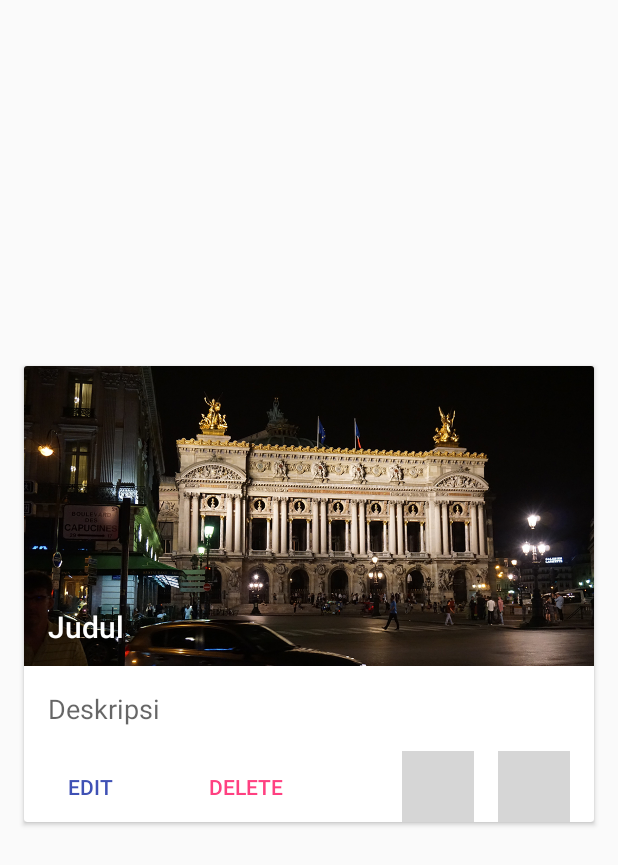
After one commit to Soniacyn/RecyclerView3, an Android app: the layout item_list.xml on its own in the app's theme, with its tools: preview values and no code run, on a phone screen of 412 x 824 dp. The commit adds this screen. Shown: the top 865 px of the screen. Run offline under Robolectric (Android 15) with nearby library versions, the phone set to English and light mode, and no system bars; grey boxes are pictures that could not be loaded.

Commit message:
RecyclerView List Card.

```diff
--- a/app/build.gradle
+++ b/app/build.gradle
@@ -24,4 +24,7 @@ dependencies {
     testCompile 'junit:junit:4.12'
     compile 'com.android.support:appcompat-v7:23.4.0'
     compile 'com.android.support:design:23.4.0'
+    compile 'com.android.support:recyclerview-v7:23.4.0'
+    compile 'com.android.support:cardview-v7:23.4.0'
+
 }
--- /dev/null
+++ b/app/src/main/res/layout/item_list.xml
@@ -0,0 +1,90 @@
+<?xml version="1.0" encoding="utf-8"?>
+<android.support.v7.widget.CardView xmlns:android="http://schemas.android.com/apk/res/android"
+    xmlns:app="http://schemas.android.com/apk/res-auto"
+    xmlns:tools="http://schemas.android.com/tools"
+    android:id="@+id/cardView"
+    android:layout_width="match_parent"
+    android:layout_height="304dp"
+    android:layout_gravity="center"
+    android:layout_marginBottom="@dimen/activity_vertical_margin"
+    android:layout_marginLeft="@dimen/activity_horizontal_margin"
+    android:layout_marginRight="@dimen/activity_horizontal_margin"
+    android:foreground="?attr/selectableItemBackground">
+
+    <RelativeLayout
+        android:layout_width="match_parent"
+        android:layout_height="wrap_content">
+
+        <ImageView
+            android:id="@+id/imageView"
+            android:layout_width="match_parent"
+            android:layout_height="200dp"
+            android:scaleType="centerCrop"
+            tools:src="@drawable/a" />
+
+        <TextView
+            android:id="@+id/textViewJudul"
+            android:layout_width="match_parent"
+            android:layout_height="40dp"
+            android:layout_alignBottom="@+id/imageView"
+            android:layout_marginLeft="16dp"
+            android:textAppearance="@style/TextAppearance.AppCompat.Title"
+            android:textColor="@android:color/white"
+            tools:text="Judul" />
+
+        <TextView
+            android:id="@+id/textViewDeskripsi"
+            android:layout_width="match_parent"
+            android:layout_height="wrap_content"
+            android:layout_below="@+id/imageView"
+            android:ellipsize="end"
+            android:maxLines="1"
+            android:padding="16dp"
+            android:textAppearance="@style/TextAppearance.AppCompat.Medium"
+            tools:text="Deskripsi" />
+
+        <Button
+            android:id="@+id/buttonEdit"
+            style="?android:attr/borderlessButtonStyle"
+            android:layout_width="wrap_content"
+            android:layout_height="wrap_content"
+            android:layout_below="@+id/textViewDeskripsi"
+            android:text="EDIT"
+            android:textColor="?attr/colorPrimary" />
+
+        <Button
+            android:id="@+id/buttonDelete"
+            style="?android:attr/borderlessButtonStyle"
+            android:layout_width="wrap_content"
+            android:layout_height="wrap_content"
+            android:layout_below="@+id/textViewDeskripsi"
+            android:layout_marginLeft="16dp"
+            android:layout_toRightOf="@+id/buttonEdit"
+            android:text="DELETE"
+            android:textColor="?attr/colorAccent" />
+
+        <ImageButton
+            android:id="@+id/buttonFavorite"
+            style="?android:attr/borderlessButtonStyle"
+            android:layout_width="48dp"
+            android:layout_height="48dp"
+            android:layout_below="@+id/textViewDeskripsi"
+            android:layout_marginRight="16dp"
+            android:layout_toLeftOf="@+id/buttonShare"
+            android:tint="#757575"
+            app:srcCompat="@drawable/ic_favorite_black_24dp" />
+
+        <ImageButton
+            android:id="@+id/buttonShare"
+            style="?android:attr/borderlessButtonStyle"
+            android:layout_width="48dp"
+            android:layout_height="48dp"
+            android:layout_alignParentRight="true"
+            android:layout_below="@+id/textViewDeskripsi"
+            android:layout_marginRight="16dp"
+            android:tint="#757575"
+            app:srcCompat="@drawable/ic_share_black_24dp" />
+
+    </RelativeLayout>
+
+</android.support.v7.widget.CardView>
```
Also changed, not shown: app/src/main/java/id/sch/smktelkom_mlg/learn/recyclerview3/MainActivity.java (+43 -0 lines), app/src/main/java/id/sch/smktelkom_mlg/learn/recyclerview3/adapter/HotelAdapter.java (added, +57 -0 lines), app/src/main/java/id/sch/smktelkom_mlg/learn/recyclerview3/model/Hotel.java (added, +16 -0 lines), app/src/main/res/layout/content_main.xml (+6 -11 lines), app/src/main/res/values-v21/arrays.xml (added, +95 -0 lines), app/src/main/res/drawable/a.png (added), app/src/main/res/drawable/c.png (added), app/src/main/res/drawable/d.png (added), app/src/main/res/drawable/e.png (added), app/src/main/res/drawable/f.png (added), 1 other file.
